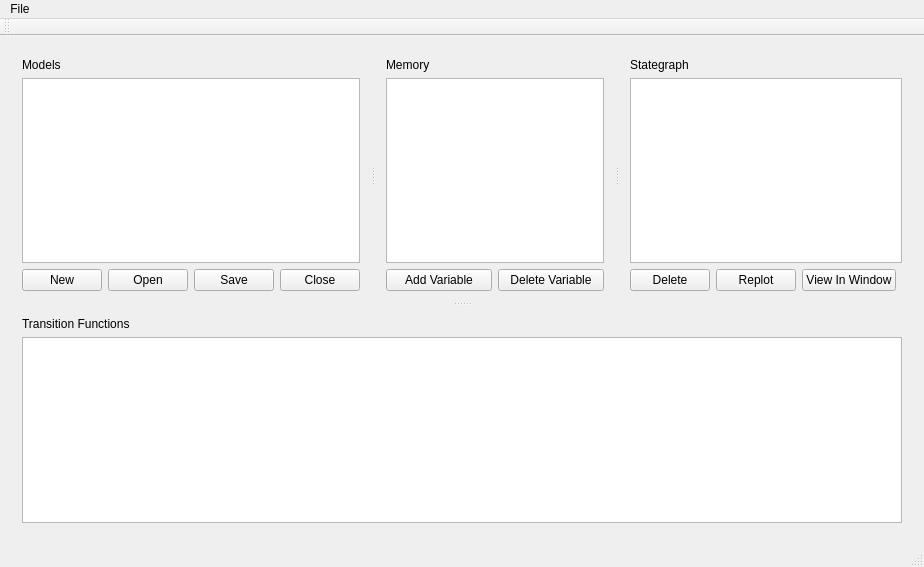
Qt form mainwindow.ui (FLAME-HPC/flame_editor) before a commit.
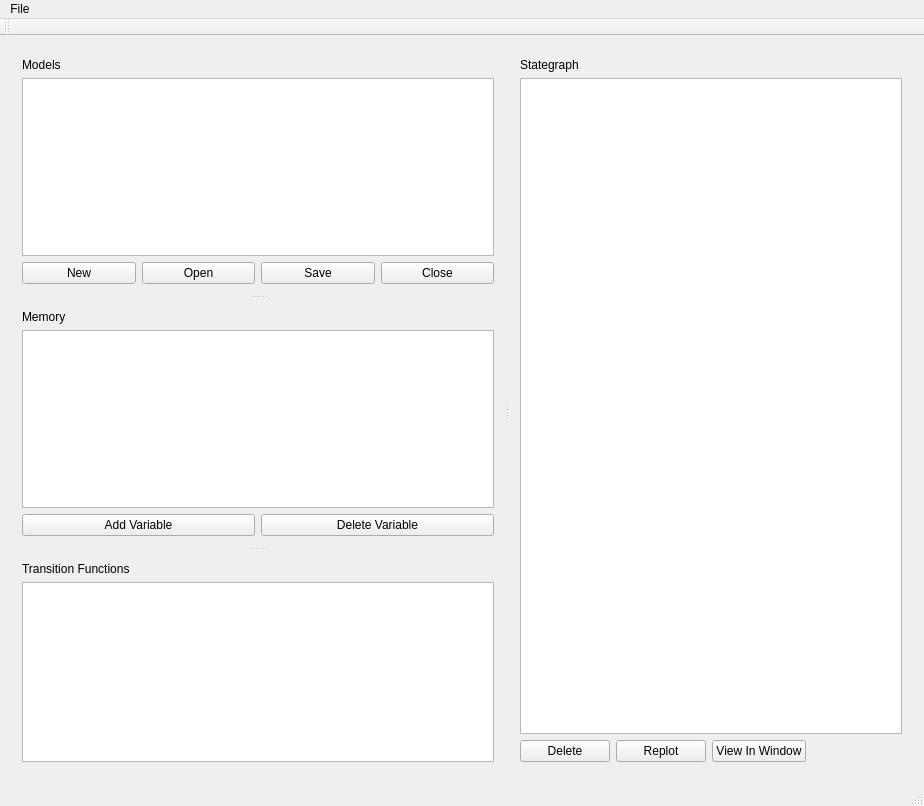
The same form after that commit.

Commit message: First compilable version with function editor code base

The edit to the form file:
```diff
--- a/mainwindow.ui
+++ b/mainwindow.ui
@@ -7,7 +7,7 @@
     <x>0</x>
     <y>0</y>
     <width>924</width>
-    <height>567</height>
+    <height>806</height>
    </rect>
   </property>
   <property name="windowTitle">
@@ -16,14 +16,14 @@
   <widget class="QWidget" name="centralWidget">
    <layout class="QVBoxLayout" name="verticalLayout_2">
     <item>
-     <widget class="QSplitter" name="splitter_3">
-      <property name="orientation">
-       <enum>Qt::Vertical</enum>
-      </property>
       <widget class="QSplitter" name="splitter_2">
        <property name="orientation">
         <enum>Qt::Horizontal</enum>
        </property>
+      <widget class="QSplitter" name="splitter">
+       <property name="orientation">
+        <enum>Qt::Vertical</enum>
+       </property>
        <widget class="QWidget" name="layoutWidget">
         <layout class="QGridLayout" name="gridLayout_3">
          <item row="2" column="0">
@@ -66,10 +66,6 @@
          </item>
         </layout>
        </widget>
-       <widget class="QSplitter" name="splitter">
-        <property name="orientation">
-         <enum>Qt::Horizontal</enum>
-        </property>
         <widget class="QWidget" name="layoutWidget_2">
          <layout class="QGridLayout" name="gridLayout">
           <item row="1" column="0" colspan="2">
@@ -98,6 +94,21 @@
           </item>
          </layout>
         </widget>
+       <widget class="QWidget" name="layoutWidget_1">
+        <layout class="QVBoxLayout" name="verticalLayout">
+         <item>
+          <widget class="QLabel" name="label_transitionfunctions">
+           <property name="text">
+            <string>Transition Functions</string>
+           </property>
+          </widget>
+         </item>
+         <item>
+          <widget class="QTableView" name="tableViewMachine"/>
+         </item>
+        </layout>
+       </widget>
+      </widget>
         <widget class="QWidget" name="layoutWidget_3">
          <layout class="QGridLayout" name="gridLayout_2">
           <item row="1" column="0" colspan="4">
@@ -134,22 +145,6 @@
              <string>Replot</string>
             </property>
            </widget>
-          </item>
-         </layout>
-        </widget>
-       </widget>
-      </widget>
-      <widget class="QWidget" name="">
-       <layout class="QVBoxLayout" name="verticalLayout">
-        <item>
-         <widget class="QLabel" name="label_transitionfunctions">
-          <property name="text">
-           <string>Transition Functions</string>
-          </property>
-         </widget>
-        </item>
-        <item>
-         <widget class="QTableView" name="tableViewMachine"/>
         </item>
        </layout>
       </widget>
```
Lines whose indentation alone changed are shown as unchanged. The commit also changes 8 other files.
